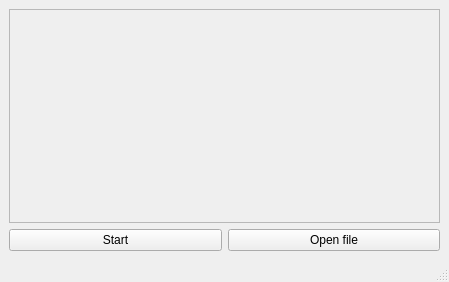
Qt form Cherepaha/mainwindow.ui (dimab0nd/Cherepaha) before a commit.
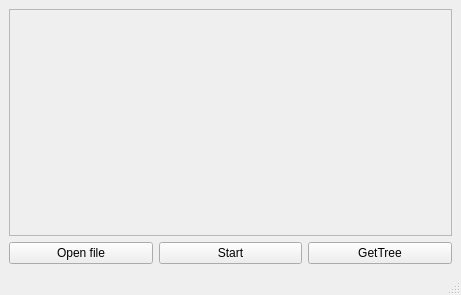
The same form after that commit.

```diff
--- a/Cherepaha/mainwindow.ui
+++ b/Cherepaha/mainwindow.ui
@@ -6,8 +6,8 @@
    <rect>
     <x>0</x>
     <y>0</y>
-    <width>449</width>
-    <height>282</height>
+    <width>461</width>
+    <height>295</height>
    </rect>
   </property>
   <property name="windowTitle">
@@ -22,17 +22,15 @@
         <property name="enabled">
          <bool>false</bool>
         </property>
+        <property name="font">
+         <font>
+          <pointsize>13</pointsize>
+         </font>
+        </property>
        </widget>
       </item>
       <item>
        <layout class="QHBoxLayout" name="horizontalLayout">
-        <item>
-         <widget class="QPushButton" name="pushButton">
-          <property name="text">
-           <string>Start</string>
-          </property>
-         </widget>
-        </item>
         <item>
          <widget class="QPushButton" name="pushButton_2">
           <property name="text">
@@ -40,6 +38,20 @@
           </property>
          </widget>
         </item>
+        <item>
+         <widget class="QPushButton" name="pushButton">
+          <property name="text">
+           <string>Start</string>
+          </property>
+         </widget>
+        </item>
+        <item>
+         <widget class="QPushButton" name="pushButton_MST">
+          <property name="text">
+           <string>GetTree</string>
+          </property>
+         </widget>
+        </item>
        </layout>
       </item>
      </layout>
```
Left out of the diff: 4 changed lines with no effect on the pictures.
